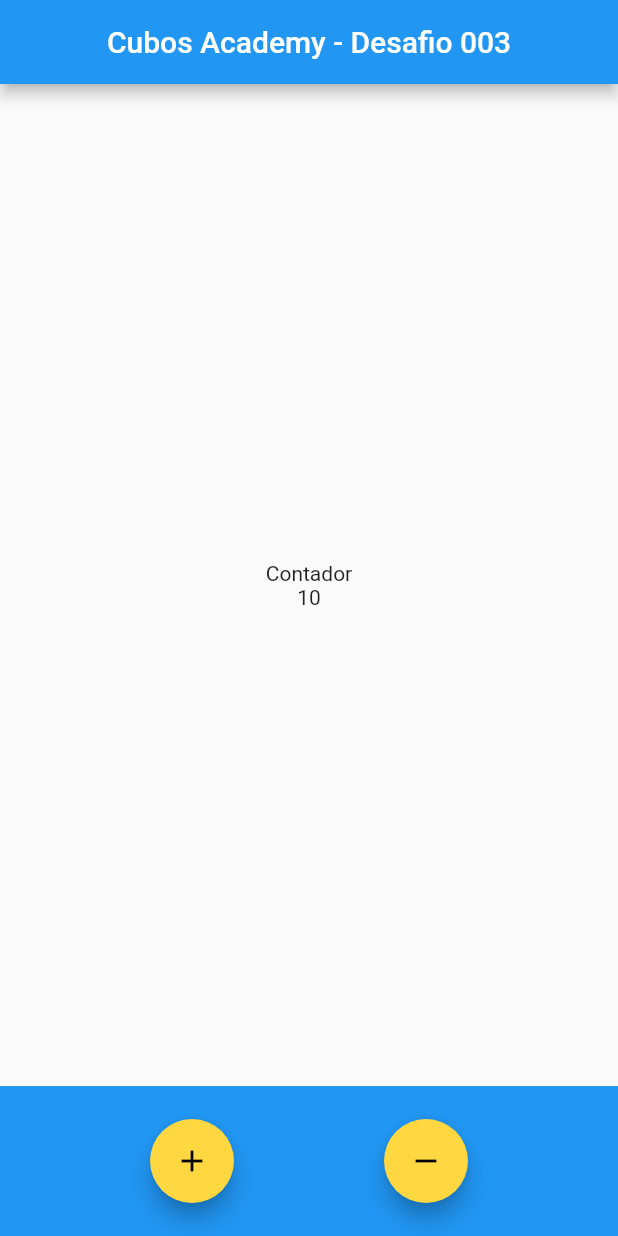
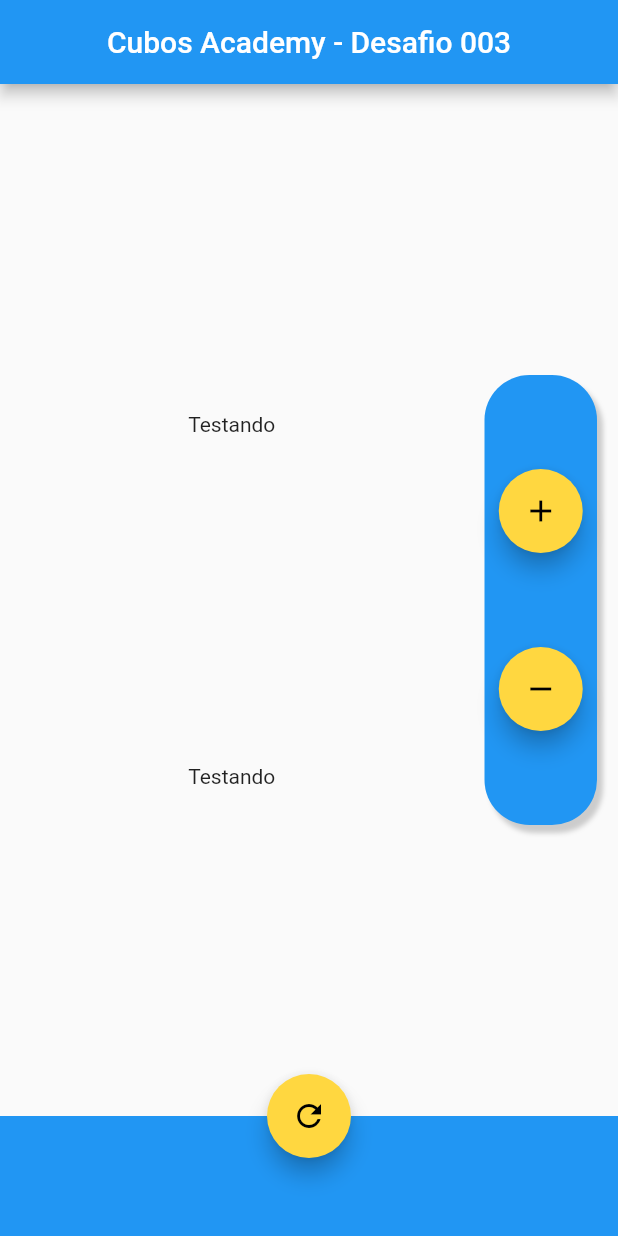
Before and after one commit to brandaoti/contador-mvc, a Flutter app: the screen it shows after launch, on a phone screen of 412 x 824 dp. Run offline on Flutter 3.47's test engine with Material 2 defaults, Android fonts, the phone set to English and light mode, and no system bars.

Commit message:
Criado layout, colocando uma barra lateral com botões

```diff
--- a/lib/src/pages/home_page.dart
+++ b/lib/src/pages/home_page.dart
@@ -18,21 +18,39 @@
       ),
       // !
 
-      body: Container(
-        alignment: Alignment.center,
+      body: Row(
+        // mainAxisAlignment: MainAxisAlignment.spaceBetween,
+        children: [
+          Expanded(
+            flex: 3,
+            child: Column(
+              mainAxisAlignment: MainAxisAlignment.spaceEvenly,
+              children: [
+                Text('Testando'),
+                Text('Testando'),
+              ],
+            ),
+          ),
+          Expanded(
+            flex: 1,
             child: Column(
               mainAxisAlignment: MainAxisAlignment.center,
               children: [
-            // ? INfo
-            Text('Contador'),
-            Text('10'),
+                Container(
+                  height: 300,
+                  width: 75, // ! Verificar caso precise remover
+                  decoration: BoxDecoration(
+                    borderRadius: BorderRadius.circular(30),
+                    color: Colors.blue,
+                    boxShadow: [
+                      BoxShadow(
+                        color: Colors.grey.withOpacity(.5),
+                        blurRadius: 2,
+                        offset: Offset(4, 5),
+                      ),
                     ],
                   ),
-      ),
-      bottomNavigationBar: Container(
-        height: 100,
-        color: Colors.blue,
-        child: Row(
+                  child: Column(
                     mainAxisAlignment: MainAxisAlignment.spaceEvenly,
                     children: [
                       FloatActionButton(
@@ -46,6 +64,25 @@
                     ],
                   ),
                 ),
+              ],
+            ),
+          ),
+        ],
+      ),
+
+      // ? Action Button
+      floatingActionButton: FloatingActionButton(
+        child: Icon(Icons.refresh),
+        splashColor: Colors.red,
+        onPressed: () {},
+      ),
+      floatingActionButtonLocation: FloatingActionButtonLocation.centerDocked,
+
+      // ? Navigator bar
+      bottomNavigationBar: Container(
+        height: 80,
+        color: Colors.blue,
+      ),
     );
   }
 }
```
Lines whose indentation alone changed are shown as unchanged.
